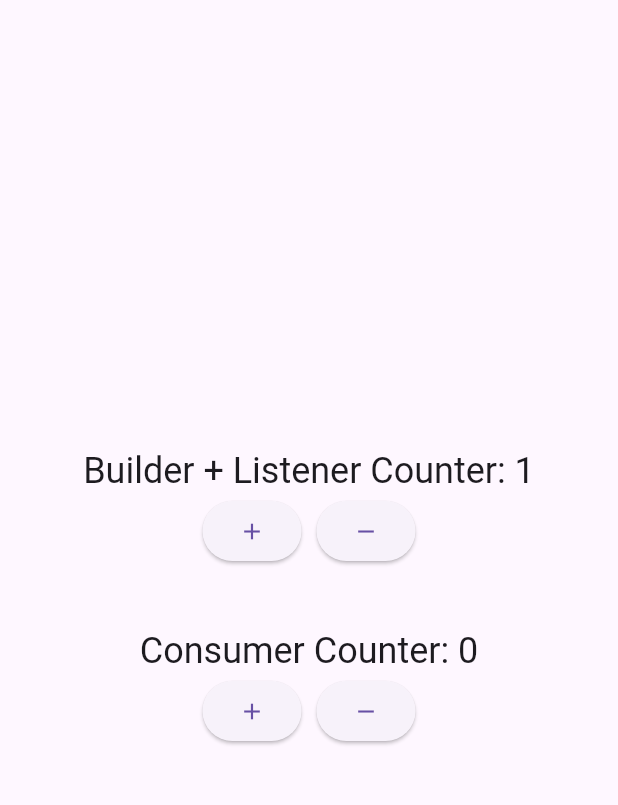
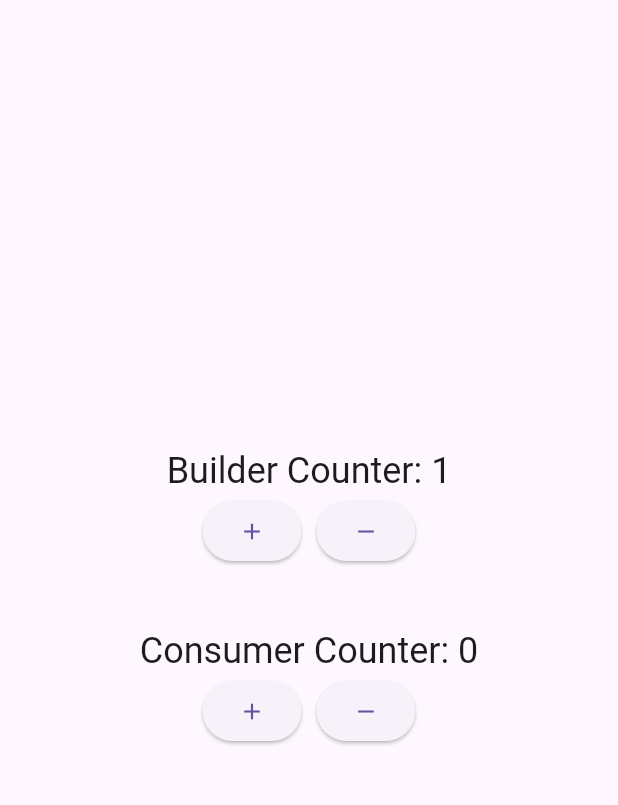
Before and after one commit to WinchesterxZ/CounterBloc, a Flutter app: the screen it shows after launch, after a tap on the "add" icon, on a phone screen of 412 x 824 dp, the part 63-868 px from its top. Run offline on Flutter 3.47's test engine with Material 3 defaults, Android fonts, the phone set to English and light mode, and no system bars; our stand-ins replace flutter_bloc.

Commit message:
Seperated State in Different Class

```diff
--- a/lib/bloc/counter/counter_blocs.dart
+++ b/lib/bloc/counter/counter_blocs.dart
@@ -1,4 +1,5 @@
 import 'package:flutter_bloc/flutter_bloc.dart';
+import 'counter_state.dart';
 
 // Common events shared between both counter blocs
 abstract class CounterEvent {}
@@ -8,17 +9,17 @@ class IncrementEvent extends CounterEvent {}
 class DecrementEvent extends CounterEvent {}
 
 //  Used with BlocBuilder + BlocListener combination
-class BuilderCounterBloc extends Bloc<CounterEvent, int> {
-  BuilderCounterBloc() : super(0) {
-    on<IncrementEvent>((event, emit) => emit(state + 1));
-    on<DecrementEvent>((event, emit) => emit(state - 1));
+class BuilderCounterBloc extends Bloc<CounterEvent, BuilderState> {
+  BuilderCounterBloc() : super(const BuilderState(0)) {
+    on<IncrementEvent>((event, emit) => emit(BuilderState(state.count + 1)));
+    on<DecrementEvent>((event, emit) => emit(BuilderState(state.count - 1)));
   }
 }
 
 //  Used with BlocConsumer for simpler implementation
-class ConsumerCounterBloc extends Bloc<CounterEvent, int> {
-  ConsumerCounterBloc() : super(0) {
-    on<IncrementEvent>((event, emit) => emit(state + 1));
-    on<DecrementEvent>((event, emit) => emit(state - 1));
+class ConsumerCounterBloc extends Bloc<CounterEvent, ConsumerState> {
+  ConsumerCounterBloc() : super(const ConsumerState(0)) {
+    on<IncrementEvent>((event, emit) => emit(ConsumerState(state.count + 1)));
+    on<DecrementEvent>((event, emit) => emit(ConsumerState(state.count - 1)));
   }
 }
--- /dev/null
+++ b/lib/bloc/counter/counter_state.dart
@@ -0,0 +1,12 @@
+abstract class CounterState {
+  final int count;
+  const CounterState(this.count);
+}
+
+class BuilderState extends CounterState {
+  const BuilderState(super.count);
+}
+
+class ConsumerState extends CounterState {
+  const ConsumerState(super.count);
+}
--- a/lib/counter_page.dart
+++ b/lib/counter_page.dart
@@ -1,4 +1,5 @@
 import 'package:counter_bloc/bloc/counter/counter_blocs.dart';
+import 'package:counter_bloc/bloc/counter/counter_state.dart';
 import 'package:counter_bloc/bloc/theme/theme_bloc.dart';
 import 'package:counter_bloc/widgets/row_buttons.dart';
 import 'package:flutter/material.dart';
@@ -32,22 +33,22 @@ class CounterPage extends StatelessWidget {
           children: [
             // 🎯 First Counter: Shows even numbers in SnackBar
             // Uses separate BlocListener and BlocBuilder for demonstration
-            BlocListener<BuilderCounterBloc, int>(
+            BlocListener<BuilderCounterBloc, BuilderState>(
               listener: (context, state) {
-                if (state % 2 == 0 && state != 0) {
+                if (state.count % 2 == 0 && state.count != 0) {
                   ScaffoldMessenger.of(context).showSnackBar(
                     SnackBar(
                         content:
-                            Text('First Counter reached Even Number: $state')),
+                            Text('Even Number: ${state.count}')),
                   );
                 }
               },
               child: Column(
                 children: [
-                  BlocBuilder<BuilderCounterBloc, int>(
+                  BlocBuilder<BuilderCounterBloc, BuilderState>(
                     builder: (context, state) {
                       return Text(
-                        'Builder + Listener Counter: $state',
+                        'Builder Counter: ${state.count}',
                         style: Theme.of(context).textTheme.headlineSmall,
                       );
                     },
@@ -66,13 +67,13 @@ class CounterPage extends StatelessWidget {
             const SizedBox(height: 40),
             // 🎯 Second Counter: Shows odd numbers in SnackBar
             // Uses BlocConsumer which combines listener and builder
-            BlocConsumer<ConsumerCounterBloc, int>(
+            BlocConsumer<ConsumerCounterBloc, ConsumerState>(
               listener: (context, state) {
-                if (state % 2 != 0 && state != 0) {
+                if (state.count % 2 != 0 && state.count != 0) {
                   ScaffoldMessenger.of(context).showSnackBar(
                     SnackBar(
                       content:
-                          Text('Second Counter reached Odd Number: $state'),
+                          Text('Odd Number: ${state.count}'),
                     ),
                   );
                 }
@@ -81,7 +82,7 @@ class CounterPage extends StatelessWidget {
                 return Column(
                   children: [
                     Text(
-                      'Consumer Counter: $state',
+                      'Consumer Counter: ${state.count}',
                       style: Theme.of(context).textTheme.headlineSmall,
                     ),
                     RowButtons(onIncrementPressed: () {
```
